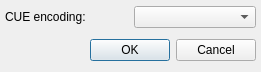
Old version of the form src/plugins/Input/cue/settingsdialog.ui in the repository ksv1986/qmmp-staging.
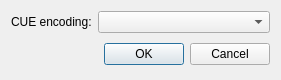
New version of the form.

Commit message: using standard dialog buttons

What changed in the file:
```diff
--- a/src/plugins/Input/cue/settingsdialog.ui
+++ b/src/plugins/Input/cue/settingsdialog.ui
@@ -6,16 +6,13 @@
     <x>0</x>
     <y>0</y>
     <width>261</width>
-    <height>72</height>
+    <height>78</height>
    </rect>
   </property>
   <property name="windowTitle" >
    <string>CUE Plugin Settings</string>
   </property>
   <layout class="QGridLayout" name="gridLayout" >
-   <property name="margin" >
-    <number>5</number>
-   </property>
    <item row="0" column="0" >
     <widget class="QLabel" name="label_17_2_2" >
      <property name="focusPolicy" >
@@ -32,39 +29,28 @@
      </property>
     </widget>
    </item>
-   <item row="0" column="1" >
+   <item row="0" column="1" colspan="2" >
     <widget class="QComboBox" name="cueEncComboBox" />
    </item>
    <item row="1" column="0" colspan="2" >
-    <layout class="QHBoxLayout" name="horizontalLayout" >
-     <item>
       <spacer>
        <property name="orientation" >
         <enum>Qt::Horizontal</enum>
        </property>
        <property name="sizeHint" stdset="0" >
         <size>
-         <width>131</width>
-         <height>31</height>
+       <width>144</width>
+       <height>30</height>
         </size>
        </property>
       </spacer>
      </item>
-     <item>
-      <widget class="QPushButton" name="okButton" >
-       <property name="text" >
-        <string>OK</string>
-       </property>
-      </widget>
-     </item>
-     <item>
-      <widget class="QPushButton" name="cancelButton" >
-       <property name="text" >
-        <string>Cancel</string>
-       </property>
-      </widget>
-     </item>
-    </layout>
+   <item row="1" column="2" >
+    <widget class="QDialogButtonBox" name="buttonBox" >
+     <property name="standardButtons" >
+      <set>QDialogButtonBox::Cancel|QDialogButtonBox::Ok</set>
+     </property>
+    </widget>
    </item>
   </layout>
  </widget>
```
Left out of the diff: 28 changed lines with no effect on the pictures. Lines whose indentation alone changed are shown as unchanged. The commit also changes 23 other files.
